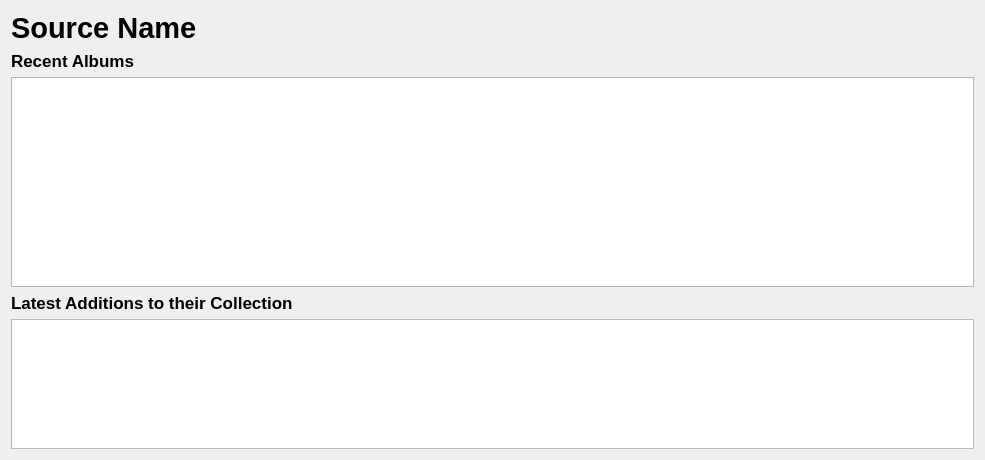
Old version of the form src/infowidgets/sourceinfowidget.ui in the repository tomahawk-player/tomahawk.
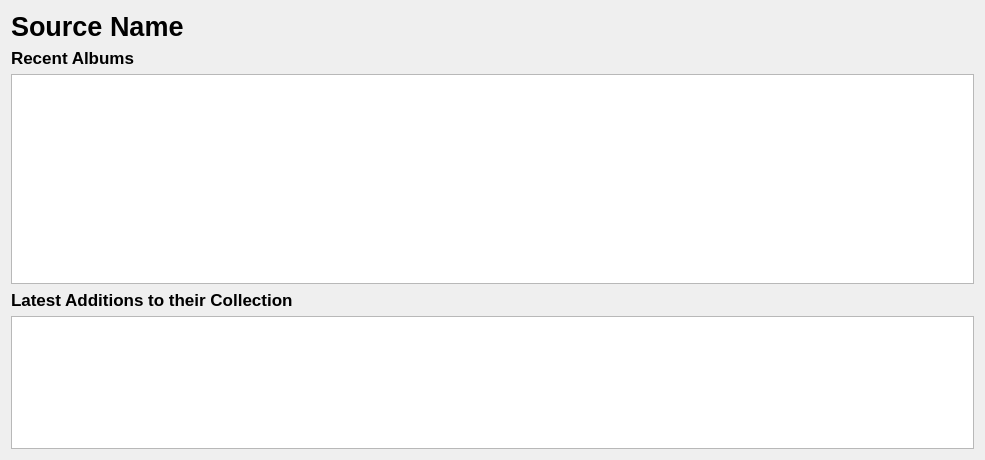
New version of the form. Custom widgets are drawn as their Qt base class.

```diff
--- a/src/infowidgets/sourceinfowidget.ui
+++ b/src/infowidgets/sourceinfowidget.ui
@@ -15,7 +15,7 @@
     <widget class="QLabel" name="sourceLabel">
      <property name="font">
       <font>
-       <pointsize>22</pointsize>
+       <pointsize>20</pointsize>
        <weight>75</weight>
        <bold>true</bold>
       </font>
```
